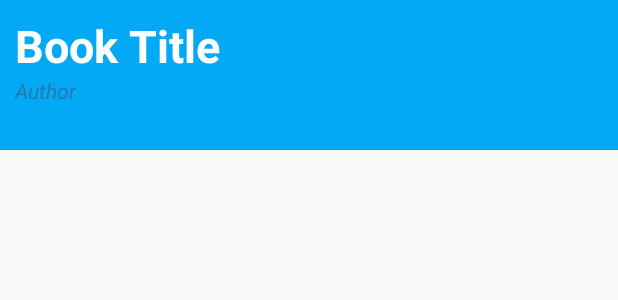
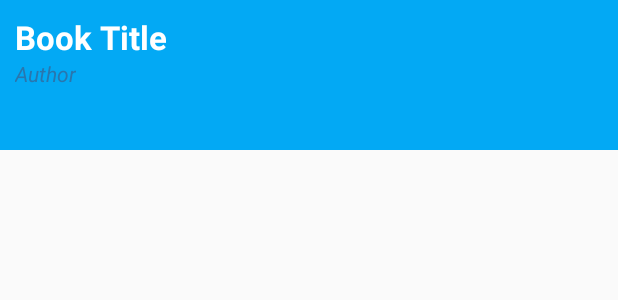
Before and after one commit to kderrick/android_bookTracker, an Android app: the layout book_list_item.xml on its own in the app's theme, with its tools: preview values and no code run, on a phone screen of 412 x 824 dp. Shown: the top 300 px of the screen. Run offline under Robolectric (Android 15) with nearby library versions, the phone set to English and light mode, and no system bars.

Commit message:
change book title font size to allow space for author...fix fragment view click

```diff
--- a/app/src/main/java/epicodus/booktracker/adapters/BookViewHolder.java
+++ b/app/src/main/java/epicodus/booktracker/adapters/BookViewHolder.java
@@ -40,7 +40,7 @@ public class BookViewHolder extends RecyclerView.ViewHolder {
 
             @Override
             public void onClick(View v) {
-                int itemPosition = getLayoutPosition();
+                int mPosition = getLayoutPosition();
                 Intent intent = new Intent(mContext, BookDetailActivity.class);
                 intent.putExtra(Constants.EXTRA_KEY_POSITION, mPosition);
                 intent.putExtra(Constants.EXTRA_KEY_JOBS, Parcels.wrap(mBooks));
--- a/app/src/main/res/layout/book_list_item.xml
+++ b/app/src/main/res/layout/book_list_item.xml
@@ -15,7 +15,7 @@
             android:layout_width="wrap_content"
             android:layout_height="wrap_content"
             android:id="@+id/bookNameTextView"
-            android:textSize="30dp"
+            android:textSize="22dp"
             android:textStyle="bold"
             android:text="Book Title"
             android:textColor="@color/white"/>
```
